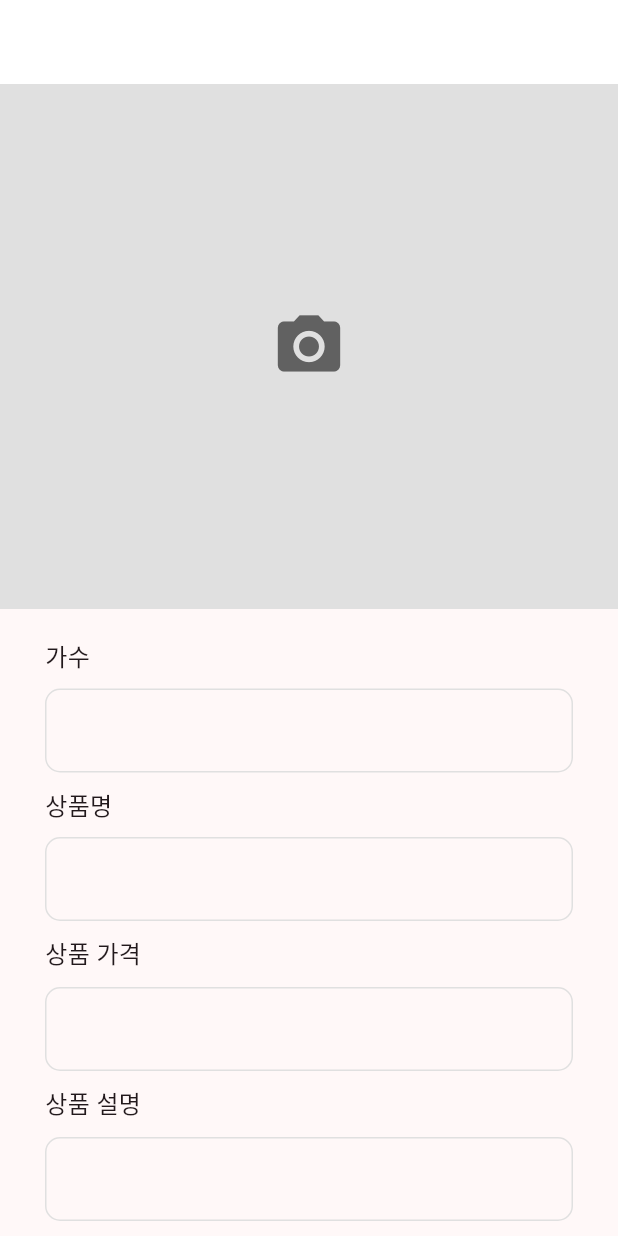
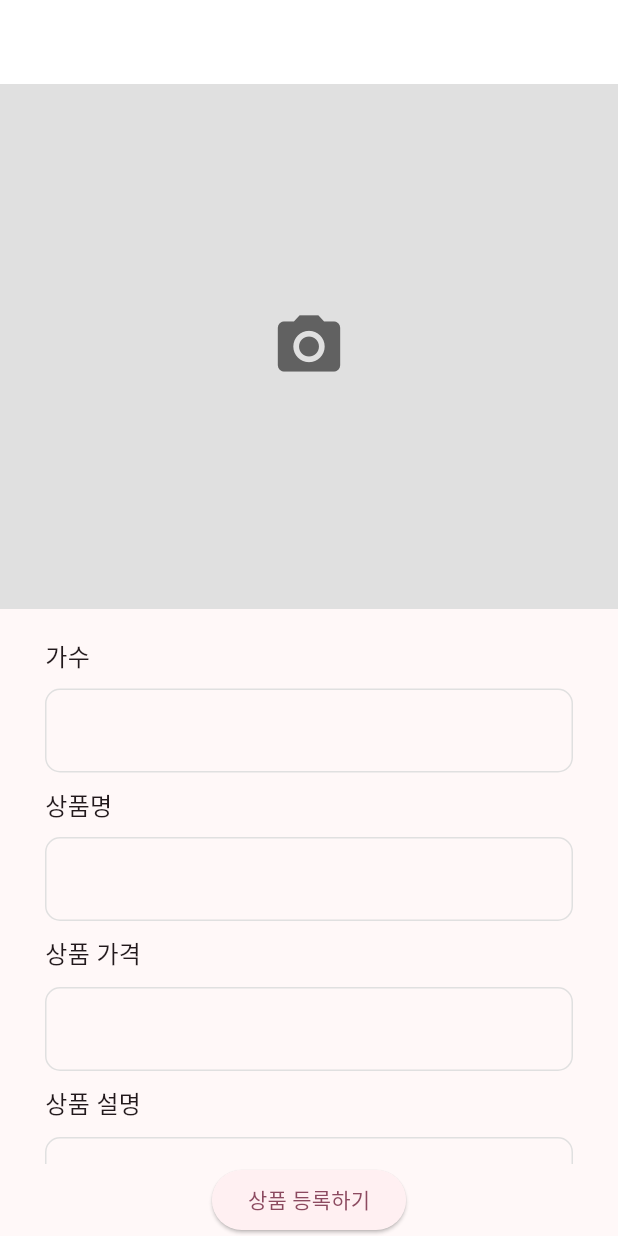
Before and after one commit to nakwon-music-shop/ONLINE_SHOPPINGMALL, a Flutter app: the screen it shows after launch, on a phone screen of 412 x 824 dp. Run offline on Flutter 3.47's test engine with Material 3 defaults, Android fonts, the phone set to English and light mode, and no system bars; our stand-ins replace image_picker.

Commit message:
[add]상품 정보 입력란 스크롤 추가

```diff
--- a/nakwon_online_shoppingmall/lib/pages/regist/regist_page.dart
+++ b/nakwon_online_shoppingmall/lib/pages/regist/regist_page.dart
@@ -46,6 +46,10 @@ class _RegistPageState extends State<RegistPage> {
           const SizedBox(
             height: 20,
           ),
+          Expanded(
+              child: SingleChildScrollView(
+            child: Column(
+              children: [
                 // 가수 입력 영역
                 InfoTextfield(
                   data: '가수',
@@ -70,6 +74,10 @@ class _RegistPageState extends State<RegistPage> {
                   textFieldResult: widget.description,
                   onTextChanged: onDescriptionChanged,
                 ),
+              ],
+            ),
+          )),
+          // 상품 등록하기 버튼
           ElevatedButton(
               onPressed: () {
                 if (widget.song != null &&
```
Lines whose indentation alone changed are shown as unchanged.
